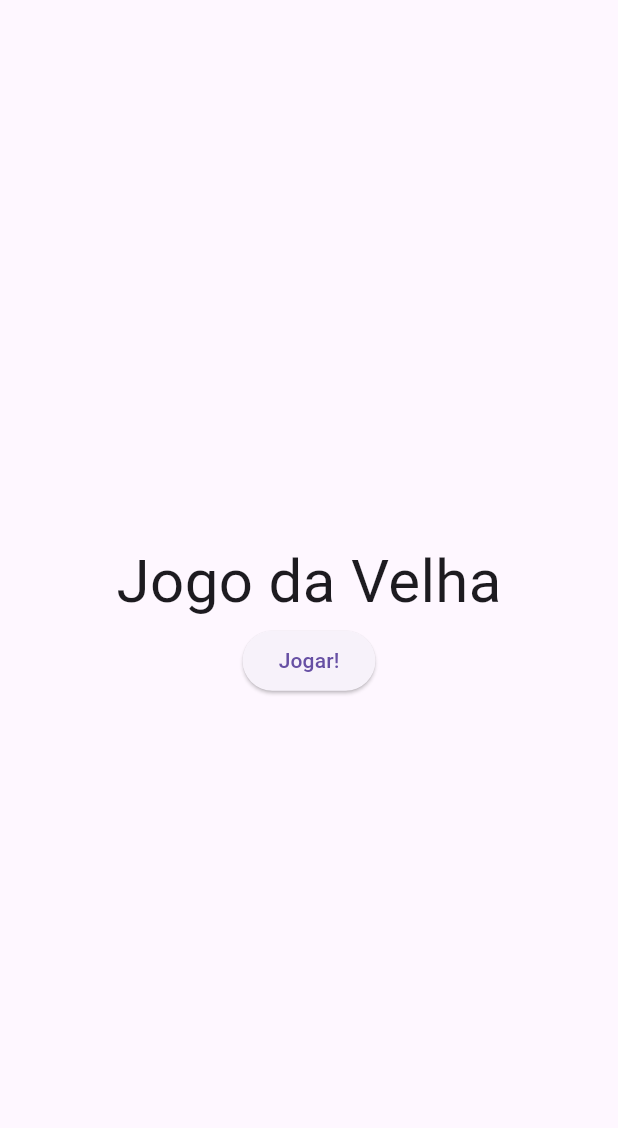
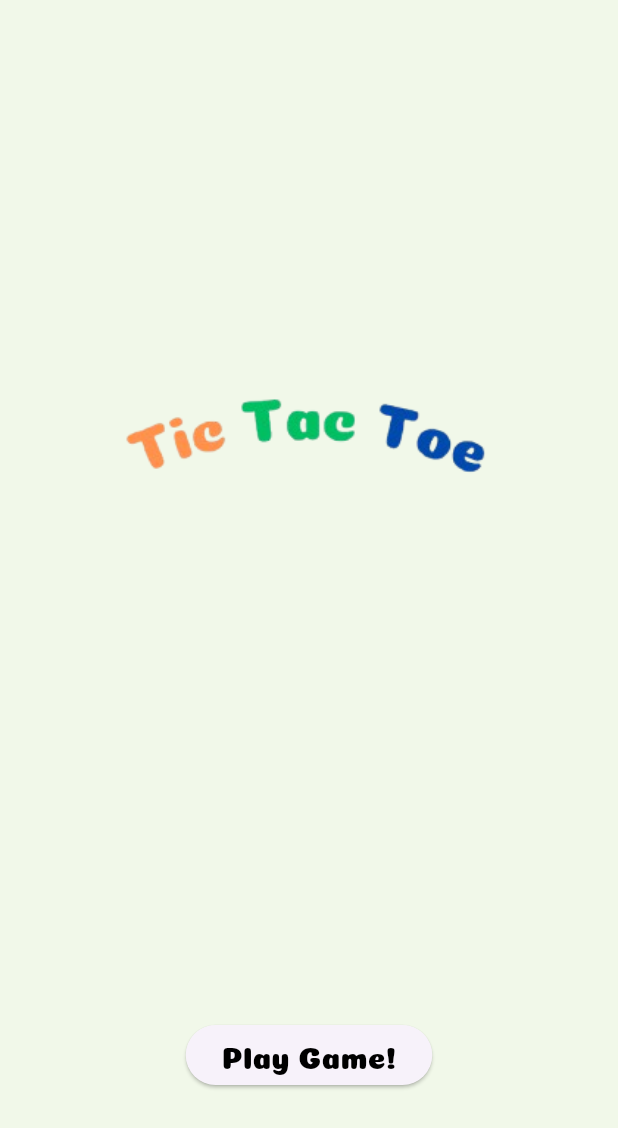
Before and after one commit to JP-Soares/jogo-da-velha-flutter, a Flutter app: the screen it shows after launch, on a phone screen of 412 x 824 dp. Shown: the top 1128 px of the screen. Run offline on Flutter 3.47's test engine with Material 3 defaults, Android fonts, the phone set to English and light mode, and no system bars; Roboto replaces fonts that are missing (comic-sans).

Commit message:
estilizando a tela inicial, criando a tela para escolher o modo de jogo

```diff
--- a/lib/enter.dart
+++ b/lib/enter.dart
@@ -1,6 +1,6 @@
 import 'package:flutter/material.dart';
 import 'package:flutter/widgets.dart';
-import 'package:jogovelha/gameScreen.dart';
+import 'package:jogovelha/choose_game.dart';
 
 class Enter extends StatelessWidget{
   const Enter({super.key});
@@ -8,25 +8,28 @@ class Enter extends StatelessWidget{
   @override
   Widget build(BuildContext context) {
     return Scaffold(
-      body: Center(
+      body: Container(  color: Colors.lightGreen[50],
+        child: Center(
           child: Column(
             mainAxisAlignment: MainAxisAlignment.center,
             children: [
-            const Text("Jogo da Velha", style: TextStyle(fontSize: 40, fontFamily: 'comic-sans'),),
+              Image.asset('assets/img/fundo_home.png'),
+              // const Text("Jogo da Velha", style: TextStyle(fontSize: 40, fontFamily: 'comic-sans'),),
 
               ElevatedButton(
                 onPressed: (){
                   Navigator.of(context).pushReplacement(
-                  MaterialPageRoute(builder:(context) => ScreenGame())
+                    MaterialPageRoute(builder:(context) => ChooseGame())
                   );
                 },
-              child: const Text('Jogar!'),
+                child: const Text('Play Game!',
+                  style: TextStyle(fontFamily: 'Coiny', color: Colors.black, fontSize: 20),
+                ),
               ),
           ],
         ),
       ),
+      )
     );
   }
-
-
 }
--- a/pubspec.yaml
+++ b/pubspec.yaml
@@ -57,6 +57,8 @@ flutter:
       fonts:
         - asset: assets/fonts/Coiny-Regular.ttf
           weight: 100
+  assets:
+    - assets/img/fundo_home.png
 
   # The following line ensures that the Material Icons font is
   # included with your application, so that you can use the icons in
```
Also changed, not shown: lib/choose_game.dart (added, +73 -0 lines), assets/img/fundo_home.png (added). Lines whose indentation alone changed are shown as unchanged.
